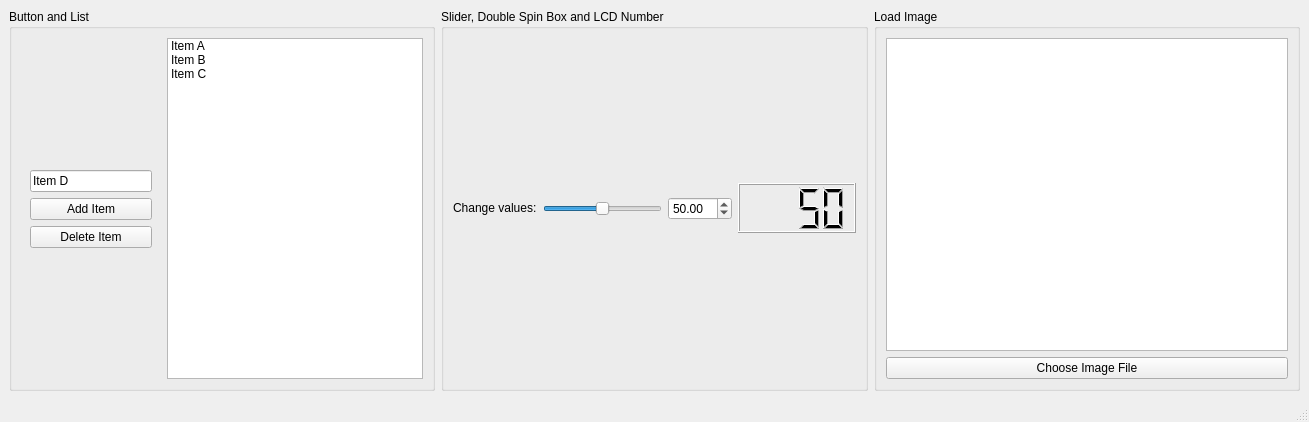
The window that main_window.ui (XHao1997/yolo_detect_qt) describes before a commit, drawn with Qt 5.
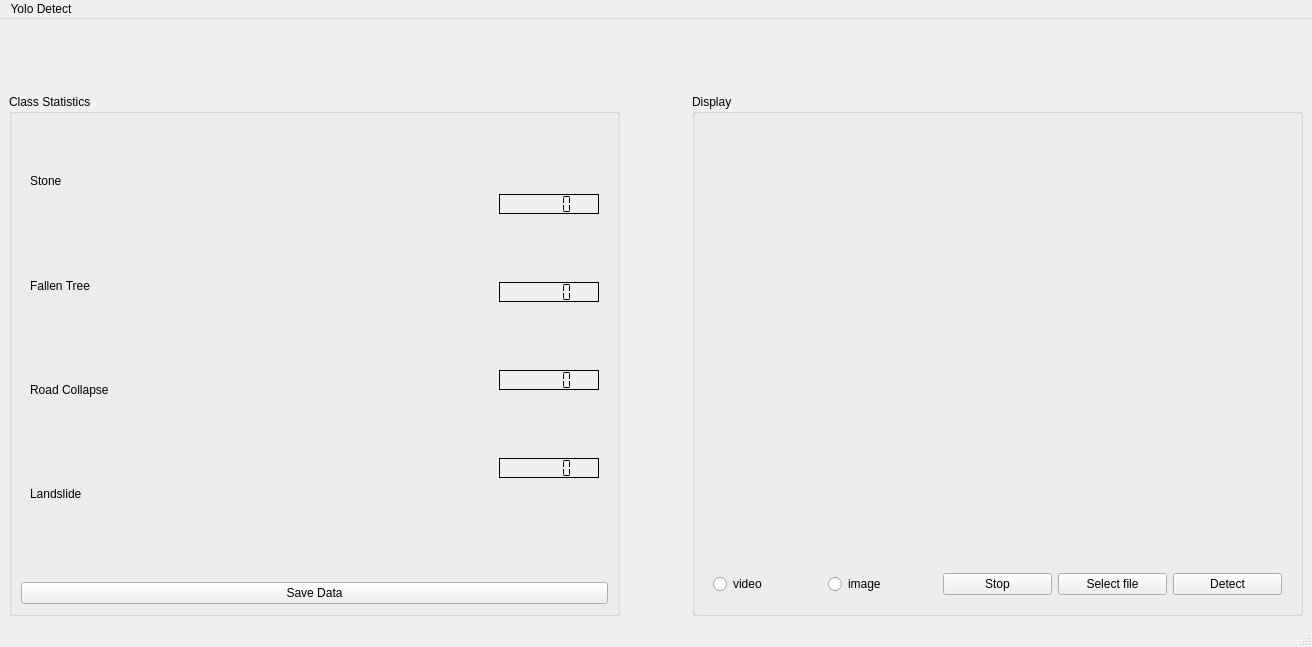
The same window after the commit. Icons and pictures are not drawn.

The edit to the form file:
```diff
--- a/main_window.ui
+++ b/main_window.ui
@@ -6,8 +6,8 @@
    <rect>
     <x>0</x>
     <y>0</y>
-    <width>1309</width>
-    <height>422</height>
+    <width>1312</width>
+    <height>647</height>
    </rect>
   </property>
   <property name="windowTitle">
@@ -15,218 +15,299 @@
   </property>
   <widget class="QWidget" name="centralwidget">
    <layout class="QGridLayout" name="gridLayout">
-    <item row="0" column="0">
+    <item row="0" column="1">
+     <widget class="QLabel" name="label_2">
+      <property name="sizePolicy">
+       <sizepolicy hsizetype="Preferred" vsizetype="Preferred">
+        <horstretch>0</horstretch>
+        <verstretch>0</verstretch>
+       </sizepolicy>
+      </property>
+      <property name="maximumSize">
+       <size>
+        <width>60</width>
+        <height>60</height>
+       </size>
+      </property>
+      <property name="text">
+       <string/>
+      </property>
+      <property name="textFormat">
+       <enum>Qt::TextFormat::AutoText</enum>
+      </property>
+      <property name="pixmap">
+       <pixmap>images.jpeg</pixmap>
+      </property>
+      <property name="scaledContents">
+       <bool>true</bool>
+      </property>
+     </widget>
+    </item>
+    <item row="1" column="0" rowspan="2">
      <widget class="QGroupBox" name="groupBox">
       <property name="title">
-       <string>Button and List</string>
+       <string>Class Statistics</string>
       </property>
-      <layout class="QHBoxLayout" name="horizontalLayout_2">
+      <layout class="QVBoxLayout" name="verticalLayout_2">
        <item>
-        <widget class="QWidget" name="widget" native="true">
-         <layout class="QVBoxLayout" name="verticalLayout_2">
+        <widget class="QWidget" name="horizontalWidget" native="true">
+         <layout class="QHBoxLayout" name="horizontalLayout_2">
           <item>
-           <spacer name="verticalSpacer_2">
-            <property name="orientation">
-             <enum>Qt::Vertical</enum>
-            </property>
-            <property name="sizeHint" stdset="0">
-             <size>
-              <width>20</width>
-              <height>40</height>
-             </size>
-            </property>
-           </spacer>
+           <layout class="QVBoxLayout" name="verticalLayout_5">
+            <item>
+             <widget class="QLabel" name="label_4">
+              <property name="text">
+               <string>Stone</string>
+              </property>
+             </widget>
+            </item>
+            <item>
+             <widget class="QLabel" name="label">
+              <property name="text">
+               <string>Fallen Tree</string>
+              </property>
+             </widget>
+            </item>
+            <item>
+             <widget class="QLabel" name="label_3">
+              <property name="text">
+               <string>Road Collapse</string>
+              </property>
+             </widget>
+            </item>
+            <item>
+             <widget class="QLabel" name="label_5">
+              <property name="text">
+               <string>Landslide</string>
+              </property>
+             </widget>
+            </item>
+           </layout>
           </item>
           <item>
-           <widget class="QLineEdit" name="lineEdit">
-            <property name="sizePolicy">
-             <sizepolicy hsizetype="Preferred" vsizetype="Fixed">
-              <horstretch>0</horstretch>
-              <verstretch>0</verstretch>
-             </sizepolicy>
-            </property>
-            <property name="text">
-             <string>Item D</string>
-            </property>
-           </widget>
-          </item>
-          <item>
-           <widget class="QPushButton" name="pushButton_addItem">
-            <property name="sizePolicy">
-             <sizepolicy hsizetype="Preferred" vsizetype="Fixed">
-              <horstretch>0</horstretch>
-              <verstretch>0</verstretch>
-             </sizepolicy>
-            </property>
-            <property name="text">
-             <string>Add Item</string>
-            </property>
-           </widget>
-          </item>
-          <item>
-           <widget class="QPushButton" name="pushButton_deleteItem">
-            <property name="text">
-             <string>Delete Item</string>
-            </property>
-           </widget>
-          </item>
-          <item>
-           <spacer name="verticalSpacer">
-            <property name="orientation">
-             <enum>Qt::Vertical</enum>
-            </property>
-            <property name="sizeHint" stdset="0">
-             <size>
-              <width>20</width>
-              <height>40</height>
-             </size>
-            </property>
-           </spacer>
+           <layout class="QVBoxLayout" name="verticalLayout_4">
+            <item>
+             <widget class="QLCDNumber" name="lcdNumber_stone">
+              <property name="minimumSize">
+               <size>
+                <width>100</width>
+                <height>0</height>
+               </size>
+              </property>
+              <property name="maximumSize">
+               <size>
+                <width>50</width>
+                <height>20</height>
+               </size>
+              </property>
+              <property name="accessibleDescription">
+               <string notr="true"/>
+              </property>
+              <property name="autoFillBackground">
+               <bool>true</bool>
+              </property>
+              <property name="styleSheet">
+               <string notr="true">font: 700 11pt &quot;Ubuntu&quot;;</string>
+              </property>
+              <property name="frameShadow">
+               <enum>QFrame::Shadow::Plain</enum>
+              </property>
+              <property name="lineWidth">
+               <number>1</number>
+              </property>
+              <property name="segmentStyle">
+               <enum>QLCDNumber::SegmentStyle::Flat</enum>
+              </property>
+             </widget>
+            </item>
+            <item>
+             <widget class="QLCDNumber" name="lcdNumber_fallentree">
+              <property name="minimumSize">
+               <size>
+                <width>100</width>
+                <height>0</height>
+               </size>
+              </property>
+              <property name="maximumSize">
+               <size>
+                <width>50</width>
+                <height>20</height>
+               </size>
+              </property>
+              <property name="accessibleDescription">
+               <string notr="true"/>
+              </property>
+              <property name="autoFillBackground">
+               <bool>true</bool>
+              </property>
+              <property name="frameShadow">
+               <enum>QFrame::Shadow::Plain</enum>
+              </property>
+              <property name="lineWidth">
+               <number>1</number>
+              </property>
+              <property name="segmentStyle">
+               <enum>QLCDNumber::SegmentStyle::Flat</enum>
+              </property>
+             </widget>
+            </item>
+            <item>
+             <widget class="QLCDNumber" name="lcdNumber_roadcollapse">
+              <property name="minimumSize">
+               <size>
+                <width>100</width>
+                <height>0</height>
+               </size>
+              </property>
+              <property name="maximumSize">
+               <size>
+                <width>50</width>
+                <height>20</height>
+               </size>
+              </property>
+              <property name="accessibleDescription">
+               <string notr="true"/>
+              </property>
+              <property name="autoFillBackground">
+               <bool>true</bool>
+              </property>
+              <property name="frameShadow">
+               <enum>QFrame::Shadow::Plain</enum>
+              </property>
+              <property name="lineWidth">
+               <number>1</number>
+              </property>
+              <property name="segmentStyle">
+               <enum>QLCDNumber::SegmentStyle::Flat</enum>
+              </property>
+             </widget>
+            </item>
+            <item>
+             <widget class="QLCDNumber" name="lcdNumber_landslide">
+              <property name="minimumSize">
+               <size>
+                <width>100</width>
+                <height>0</height>
+               </size>
+              </property>
+              <property name="maximumSize">
+               <size>
+                <width>50</width>
+                <height>20</height>
+               </size>
+              </property>
+              <property name="accessibleDescription">
+               <string notr="true"/>
+              </property>
+              <property name="autoFillBackground">
+               <bool>true</bool>
+              </property>
+              <property name="frameShadow">
+               <enum>QFrame::Shadow::Plain</enum>
+              </property>
+              <property name="lineWidth">
+               <number>1</number>
+              </property>
+              <property name="segmentStyle">
+               <enum>QLCDNumber::SegmentStyle::Flat</enum>
+              </property>
+             </widget>
+            </item>
+           </layout>
           </item>
          </layout>
         </widget>
        </item>
        <item>
-        <widget class="QListWidget" name="listWidget">
+        <widget class="QWidget" name="verticalWidget" native="true">
          <property name="sizePolicy">
-          <sizepolicy hsizetype="Preferred" vsizetype="Preferred">
+          <sizepolicy hsizetype="Preferred" vsizetype="Maximum">
            <horstretch>0</horstretch>
            <verstretch>0</verstretch>
           </sizepolicy>
          </property>
-         <item>
-          <property name="text">
-           <string>Item A</string>
-          </property>
-         </item>
-         <item>
-          <property name="text">
-           <string>Item B</string>
-          </property>
-         </item>
-         <item>
-          <property name="text">
-           <string>Item C</string>
-          </property>
-         </item>
+         <layout class="QHBoxLayout" name="horizontalLayout_3"/>
+        </widget>
+       </item>
+       <item>
+        <widget class="QPushButton" name="pushButton_4">
+         <property name="text">
+          <string>Save Data</string>
+         </property>
         </widget>
        </item>
       </layout>
      </widget>
     </item>
-    <item row="0" column="1">
+    <item row="1" column="2" rowspan="2">
      <widget class="QGroupBox" name="groupBox_3">
       <property name="title">
-       <string>Slider, Double Spin Box and LCD Number</string>
-      </property>
-      <layout class="QHBoxLayout" name="horizontalLayout">
-       <item>
-        <widget class="QLabel" name="label">
-         <property name="sizePolicy">
-          <sizepolicy hsizetype="Maximum" vsizetype="Maximum">
-           <horstretch>0</horstretch>
-           <verstretch>0</verstretch>
-          </sizepolicy>
-         </property>
-         <property name="text">
-          <string>Change values:</string>
-         </property>
-        </widget>
-       </item>
-       <item>
-        <widget class="QSlider" name="horizontalSlider">
-         <property name="sizePolicy">
-          <sizepolicy hsizetype="Preferred" vsizetype="Fixed">
-           <horstretch>0</horstretch>
-           <verstretch>0</verstretch>
-          </sizepolicy>
-         </property>
-         <property name="maximum">
-          <number>100</number>
-         </property>
-         <property name="value">
-          <number>50</number>
-         </property>
-         <property name="orientation">
-          <enum>Qt::Horizontal</enum>
-         </property>
-        </widget>
-       </item>
-       <item>
-        <widget class="QDoubleSpinBox" name="doubleSpinBox">
-         <property name="sizePolicy">
-          <sizepolicy hsizetype="Maximum" vsizetype="Fixed">
-           <horstretch>0</horstretch>
-           <verstretch>0</verstretch>
-          </sizepolicy>
-         </property>
-         <property name="maximum">
-          <double>100.000000000000000</double>
-         </property>
-         <property name="singleStep">
-          <double>0.100000000000000</double>
-         </property>
-         <property name="value">
-          <double>50.000000000000000</double>
-         </property>
-        </widget>
-       </item>
-       <item>
-        <widget class="QLCDNumber" name="lcdNumber">
-         <property name="sizePolicy">
-          <sizepolicy hsizetype="Preferred" vsizetype="Fixed">
-           <horstretch>0</horstretch>
-           <verstretch>0</verstretch>
-          </sizepolicy>
-         </property>
-         <property name="minimumSize">
-          <size>
-           <width>0</width>
-           <height>50</height>
-          </size>
-         </property>
-         <property name="baseSize">
-          <size>
-           <width>0</width>
-           <height>0</height>
-          </size>
-         </property>
-         <property name="smallDecimalPoint">
-          <bool>false</bool>
-         </property>
-         <property name="digitCount">
-          <number>4</number>
-         </property>
-         <property name="value" stdset="0">
-          <double>50.000000000000000</double>
-         </property>
-        </widget>
-       </item>
-      </layout>
-     </widget>
-    </item>
-    <item row="0" column="2">
-     <widget class="QGroupBox" name="groupBox_4">
-      <property name="title">
-       <string>Load Image</string>
+       <string>Display</string>
       </property>
       <layout class="QVBoxLayout" name="verticalLayout">
        <item>
-        <widget class="QGraphicsView" name="graphicsView">
-         <property name="sizePolicy">
-          <sizepolicy hsizetype="Preferred" vsizetype="Preferred">
-           <horstretch>0</horstretch>
-           <verstretch>0</verstretch>
-          </sizepolicy>
-         </property>
-        </widget>
-       </item>
-       <item>
-        <widget class="QPushButton" name="pushButton_loadImage">
-         <property name="text">
-          <string>Choose Image File</string>
-         </property>
-        </widget>
+        <layout class="QVBoxLayout" name="verticalLayout_3">
+         <item>
+          <widget class="QLabel" name="label_display">
+           <property name="sizePolicy">
+            <sizepolicy hsizetype="Preferred" vsizetype="MinimumExpanding">
+             <horstretch>0</horstretch>
+             <verstretch>0</verstretch>
+            </sizepolicy>
+           </property>
+           <property name="text">
+            <string/>
+           </property>
+          </widget>
+         </item>
+         <item>
+          <widget class="QWidget" name="widget_2" native="true">
+           <property name="sizePolicy">
+            <sizepolicy hsizetype="Preferred" vsizetype="Preferred">
+             <horstretch>0</horstretch>
+             <verstretch>0</verstretch>
+            </sizepolicy>
+           </property>
+           <layout class="QHBoxLayout" name="horizontalLayout">
+            <item>
+             <widget class="QRadioButton" name="radioButton_video_mode">
+              <property name="text">
+               <string>video</string>
+              </property>
+             </widget>
+            </item>
+            <item>
+             <widget class="QRadioButton" name="radioButton_image_mode">
+              <property name="text">
+               <string>image</string>
+              </property>
+             </widget>
+            </item>
+            <item>
+             <widget class="QPushButton" name="pushButton_stop">
+              <property name="text">
+               <string>Stop</string>
+              </property>
+             </widget>
+            </item>
+            <item>
+             <widget class="QPushButton" name="pushButton_select_file">
+              <property name="text">
+               <string>Select file</string>
+              </property>
+             </widget>
+            </item>
+            <item>
+             <widget class="QPushButton" name="pushButton_Detect">
+              <property name="text">
+               <string>Detect</string>
+              </property>
+             </widget>
+            </item>
+           </layout>
+          </widget>
+         </item>
+        </layout>
        </item>
       </layout>
      </widget>
@@ -238,10 +319,16 @@
     <rect>
      <x>0</x>
      <y>0</y>
-     <width>1309</width>
+     <width>1312</width>
      <height>22</height>
     </rect>
    </property>
+   <widget class="QMenu" name="menuhi">
+    <property name="title">
+     <string>Yolo Detect</string>
+    </property>
+   </widget>
+   <addaction name="menuhi"/>
   </widget>
   <widget class="QStatusBar" name="statusbar"/>
  </widget>
```
Left out of the diff: 2 changed lines with no effect on the pictures.
